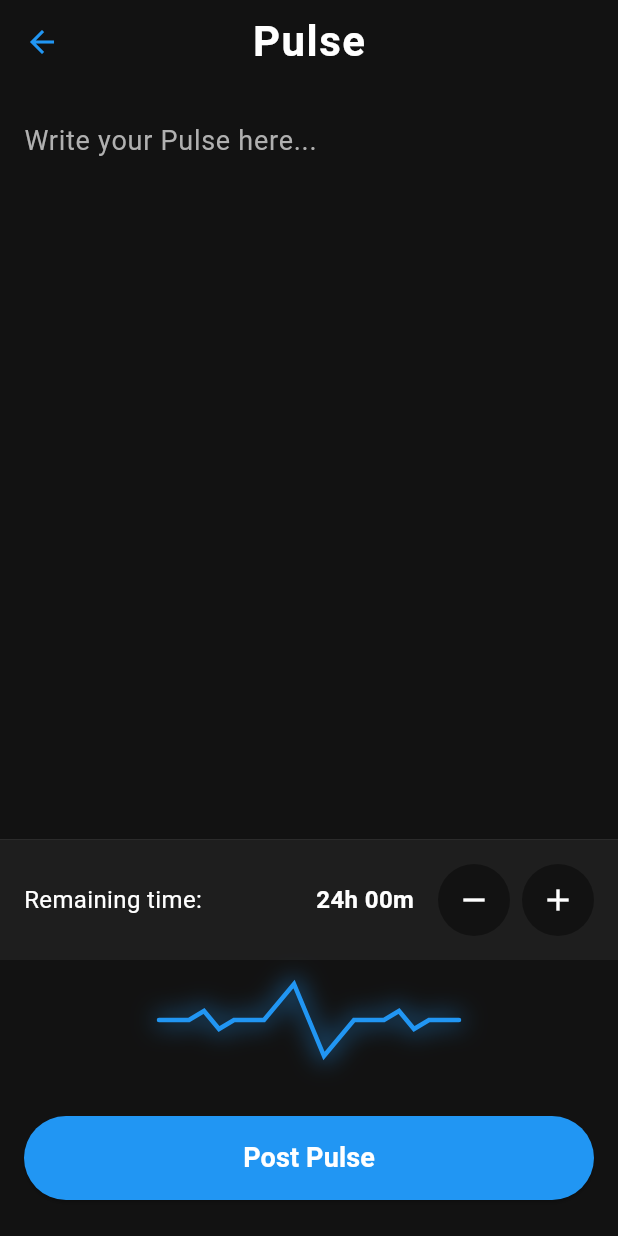
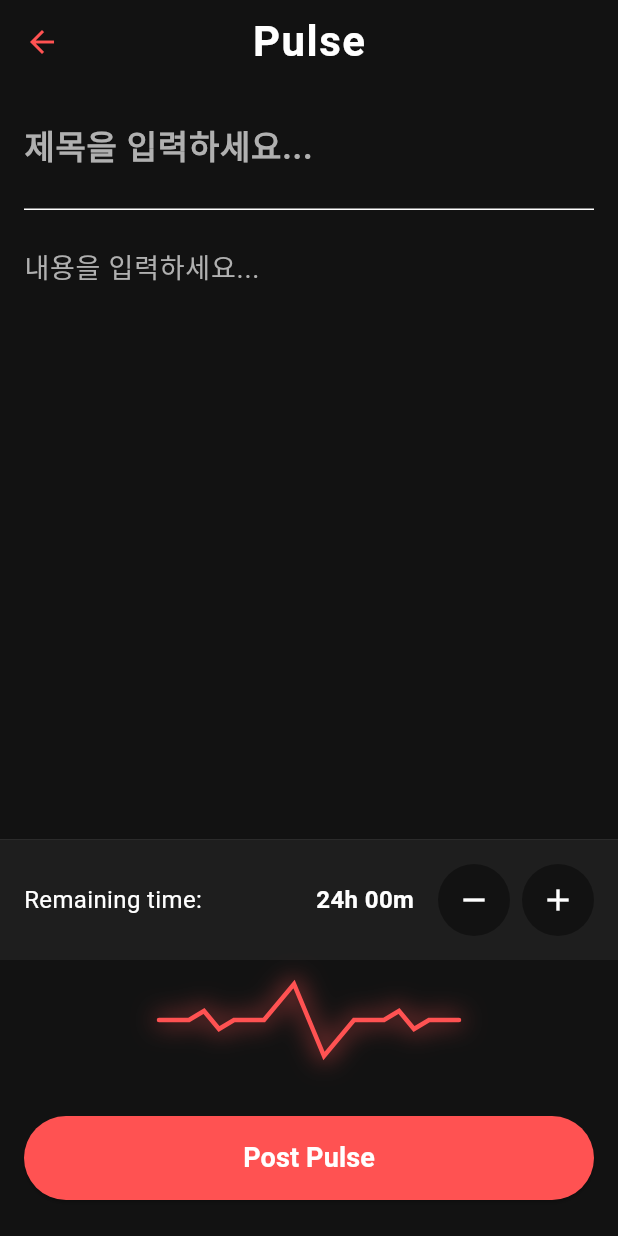
Before and after one commit to namseokyoo/pulse-flutter-app, a Flutter app: the CreatePulseScreen screen opened by its route, on a phone screen of 412 x 824 dp. Run offline on Flutter 3.47's test engine with Material 3 defaults, Android fonts, the phone set to English and light mode, and no system bars; our stand-ins replace cloud_firestore, firebase_auth, firebase_core, google_sign_in, image_picker; accounts and stored records are empty; generated files the repository leaves out were written again.

Commit message:
개선: 홈 화면 새로고침 문제 해결 및 UI 개선

```diff
--- a/lib/main.dart
+++ b/lib/main.dart
@@ -69,17 +69,17 @@
 
 // 앱의 테마 색상 정의
 class AppColors {
-  static const Color primaryBlue = Color(0xFF2196F3);
-  static const Color primaryBlueLight = Color(0xFF64B5F6);
+  static const Color primaryBlue = Color(0xFFFF5252);
+  static const Color primaryBlueLight = Color(0xFFFF7B7B);
   static const Color accentRed = Color(0xFFFF5252);
-  static const Color accentBlue = Color(0xFF448AFF);
+  static const Color accentBlue = Color(0xFFFF5252);
   static const Color background = Color(0xFF121212);
   static const Color cardBackground = Color(0xFF1E1E1E);
   static const Color textPrimary = Colors.white;
   static const Color textSecondary = Color(0xFFB0B0B0);
   static const Color divider = Color(0xFF323232);
   static const Color critical = Color(0xFFFF5252);
-  static const Color normal = Color(0xFF448AFF);
+  static const Color normal = Color(0xFFFF5252);
 }
 
 class PulseApp extends StatelessWidget {
@@ -225,6 +225,12 @@
     const SettingsScreen(),
   ];
 
+  // 홈 화면 새로고침 함수
+  void _refreshHomeScreen() {
+    // 싱글톤을 통해 홈 화면 상태에 접근하여 새로고침
+    HomeScreenState().refreshData();
+  }
+
   void _onTabTapped(int index) {
     // 로그인 여부 확인
     final authService = AuthService();
@@ -265,17 +271,25 @@
             _currentIndex = 0;
           });
 
-          // 홈 화면 위젯 찾아서 데이터 새로고침
-          if (_screens[0] is HomeScreen) {
-            final homeScreen = _screens[0] as HomeScreen;
-            homeScreen.refreshData(context);
-          }
+          // 홈 화면 데이터 새로고침
+          _refreshHomeScreen();
+
+          // 디버그 확인용 로그
+          debugPrint('펄스 작성 완료 후 홈 화면 새로고침 요청');
         }
       });
     } else {
       setState(() {
         _currentIndex = index;
       });
+
+      // 홈 화면으로 돌아오면 새로고침
+      if (index == 0) {
+        _refreshHomeScreen();
+
+        // 디버그 확인용 로그
+        debugPrint('홈 탭 선택 - 새로고침 요청');
+      }
     }
   }
 
--- a/lib/screens/create_pulse_screen.dart
+++ b/lib/screens/create_pulse_screen.dart
@@ -13,6 +13,7 @@
 }
 
 class _CreatePulseScreenState extends State<CreatePulseScreen> {
+  final TextEditingController _titleController = TextEditingController();
   final TextEditingController _contentController = TextEditingController();
   final PulseService _pulseService = PulseService();
   bool _isSubmitting = false;
@@ -24,6 +25,7 @@
 
   @override
   void dispose() {
+    _titleController.dispose();
     _contentController.dispose();
     super.dispose();
   }
@@ -59,7 +61,18 @@
   }
 
   void _savePulse() {
+    final title = _titleController.text.trim();
     final content = _contentController.text.trim();
+
+    if (title.isEmpty) {
+      ScaffoldMessenger.of(context).showSnackBar(
+        const SnackBar(
+          content: Text('제목을 입력해주세요'),
+          backgroundColor: AppColors.accentRed,
+        ),
+      );
+      return;
+    }
 
     if (content.isEmpty) {
       ScaffoldMessenger.of(context).showSnackBar(
@@ -84,14 +97,16 @@
       }
 
       _pulseService.createPulse(
-        title: content.split('\n').first, // 첫 줄을 제목으로 사용
+        title: title,
         content: content,
         author: '사용자', // 실제 사용자 정보로 대체 가능
         imageUrl: imageUrl,
         duration: _pulseDuration,
       );
 
+      debugPrint('펄스 작성 완료, 홈 화면으로 돌아가기 전');
       Routes.goBack(true); // true는 변경이 있었음을 나타냄
+      debugPrint('펄스 작성 완료, 홈 화면으로 돌아간 후'); // 이 로그는 화면이 전환되면 표시되지 않을 수 있음
     } catch (e) {
       // 에러 처리
       ScaffoldMessenger.of(context).showSnackBar(
@@ -136,6 +151,33 @@
               child: Column(
                 crossAxisAlignment: CrossAxisAlignment.start,
                 children: [
+                  // 제목 입력 필드
+                  TextField(
+                    controller: _titleController,
+                    maxLines: 1,
+                    style: const TextStyle(
+                      fontSize: 22,
+                      fontWeight: FontWeight.bold,
+                      color: AppColors.textPrimary,
+                    ),
+                    decoration: const InputDecoration(
+                      hintText: '제목을 입력하세요...',
+                      hintStyle: TextStyle(
+                        color: AppColors.textSecondary,
+                        fontSize: 22,
+                        fontWeight: FontWeight.bold,
+                      ),
+                      border: InputBorder.none,
+                    ),
+                  ),
+
+                  const SizedBox(height: 16),
+
+                  // 구분선
+                  const Divider(height: 1, thickness: 1),
+
+                  const SizedBox(height: 16),
+
                   // 에디터
                   Expanded(
                     child: TextField(
@@ -147,7 +189,7 @@
                         color: AppColors.textPrimary,
                       ),
                       decoration: const InputDecoration(
-                        hintText: 'Write your Pulse here...',
+                        hintText: '내용을 입력하세요...',
                         hintStyle: TextStyle(
                           color: AppColors.textSecondary,
                           fontSize: 18,
```
Also changed, not shown: lib/screens/home_screen.dart (+40 -12 lines), lib/services/pulse_service.dart (+14 -1 lines).
